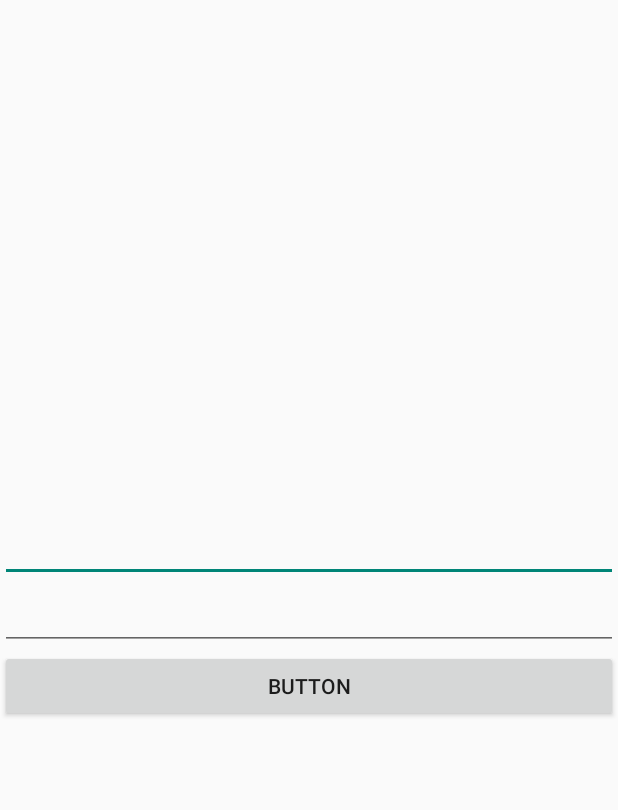
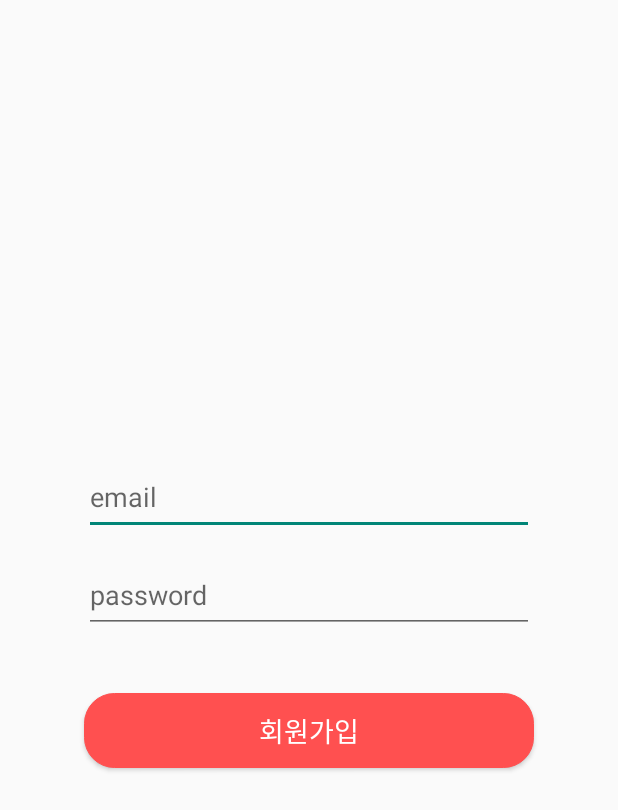
Before and after one commit to hayannn/Power-J, an Android app: the layout activity_join.xml on its own in the app's theme, with its tools: preview values and no code run, on a phone screen of 412 x 824 dp. Shown: the top 810 px of the screen. Run offline under Robolectric (Android 15) with nearby library versions, the phone set to English and light mode, and no system bars.

```diff
--- a/app/src/main/AndroidManifest.xml
+++ b/app/src/main/AndroidManifest.xml
@@ -26,6 +26,7 @@
                 android:value="" />
         </activity>
         <activity android:name=".LoginActivity"/>
+        <activity android:name=".JoinActivity"/>
         <activity android:name=".MainActivity"/>
     </application>
 
--- a/app/src/main/res/layout/activity_join.xml
+++ b/app/src/main/res/layout/activity_join.xml
@@ -7,21 +7,31 @@
 
     <EditText
         android:id="@+id/emailEt2"
-        android:layout_width="match_parent"
-        android:layout_height="wrap_content"
-        android:ems="10"
+        android:layout_width="300dp"
+        android:layout_height="50dp"
+        android:layout_gravity="center"
+        android:hint="email"
+        android:layout_marginTop="15dp"
         android:inputType="textEmailAddress" />
 
     <EditText
         android:id="@+id/pwdEt2"
-        android:layout_width="match_parent"
-        android:layout_height="wrap_content"
-        android:ems="10"
+        android:layout_width="300dp"
+        android:layout_height="50dp"
+        android:layout_gravity="center"
+        android:hint="password"
+        android:layout_marginTop="15dp"
         android:inputType="textPassword" />
 
     <Button
         android:id="@+id/joinBtn2"
-        android:layout_width="match_parent"
-        android:layout_height="wrap_content"
-        android:text="Button" />
+        android:layout_width="300dp"
+        android:layout_height="50dp"
+        android:layout_gravity="center"
+        android:layout_marginTop="40dp"
+        android:layout_marginBottom="20dp"
+        android:background="@drawable/main_btn"
+        android:text="회원가입"
+        android:textColor="@color/white"
+        android:textSize="18sp"/>
 </LinearLayout>
```
Also changed, not shown: app/src/main/java/com/example/powerj/MainActivity.java (added, +24 -0 lines).
